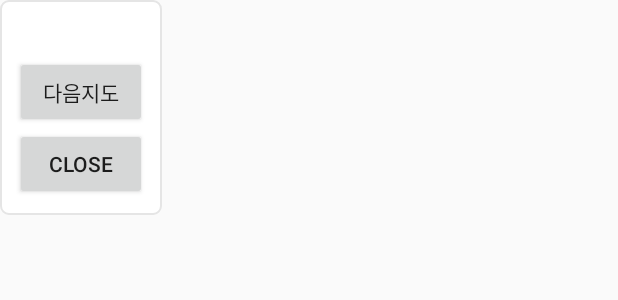
After one commit to DrKein/NaviHelper, an Android app: the layout show_app_toast.xml on its own in the app's theme, with its tools: preview values and no code run, on a phone screen of 412 x 824 dp. The commit adds this screen. Shown: the top 300 px of the screen. Run offline under Robolectric (Android 15) with nearby library versions, the phone set to English and light mode, and no system bars.

Commit message:
토스트 노출

```diff
--- a/app/src/main/AndroidManifest.xml
+++ b/app/src/main/AndroidManifest.xml
@@ -1,6 +1,8 @@
 <?xml version="1.0" encoding="utf-8"?>
 <manifest xmlns:android="http://schemas.android.com/apk/res/android"
           package="kein.navihelper">
+
+    <uses-permission android:name="android.permission.SYSTEM_ALERT_WINDOW"/>
 
     <application
         android:allowBackup="true"
@@ -16,8 +18,6 @@
             </intent-filter>
         </activity>
 
-
-
         <service android:name=".service.ClipboardListenerService" />
 
         <receiver android:name=".receiver.BootCompleteReceiver">
--- a/app/src/main/java/kein/navihelper/CallExternalApp.java
+++ b/app/src/main/java/kein/navihelper/CallExternalApp.java
@@ -16,8 +16,8 @@ import android.net.Uri;
 
 public class CallExternalApp {
 
-    public static void callDaumMap(Context ctx, String address) {
-        String url = "daummaps://search?q="+address;
+    public static void callDaumMap(Context ctx, String query) {
+        String url = "daummaps://search?q=" + query;
         callIntent(ctx, Uri.parse(url));
     }
 
--- a/app/src/main/java/kein/navihelper/ClipChangedListener.java
+++ b/app/src/main/java/kein/navihelper/ClipChangedListener.java
@@ -27,9 +27,7 @@ public class ClipChangedListener implements ClipboardManager.OnPrimaryClipChange
             String text = item.getText().toString();
 
             if(AddressDetector.isAddress(text)) {
-//                 ShowAppToast.show(mCtx, text);
-                CallExternalApp.callDaumMap(mCtx, text);
-
+                 ShowAppToast.show(mCtx, text);
             }
         }
     }
--- /dev/null
+++ b/app/src/main/res/drawable/toast_bg.xml
@@ -0,0 +1,17 @@
+<?xml version="1.0" encoding="utf-8"?>
+<layer-list xmlns:android="http://schemas.android.com/apk/res/android" >
+
+    <item>
+        <shape
+            android:shape="rectangle" >
+            <solid android:color="#fff" />
+
+            <stroke
+                android:width="1dp"
+                android:color="#e5e5e5" />
+
+            <corners android:radius="5dp" />
+        </shape>
+    </item>
+
+</layer-list>
--- /dev/null
+++ b/app/src/main/res/layout/show_app_toast.xml
@@ -0,0 +1,28 @@
+<?xml version="1.0" encoding="utf-8"?>
+<LinearLayout xmlns:android="http://schemas.android.com/apk/res/android"
+              android:orientation="vertical"
+              android:layout_width="wrap_content"
+              android:background="@drawable/toast_bg"
+              android:padding="10dp"
+              android:layout_height="wrap_content">
+
+    <TextView
+        android:id="@+id/tvText"
+        android:textSize="20sp"
+        android:textColor="#000"
+        android:layout_width="wrap_content"
+        android:layout_height="wrap_content"/>
+
+    <Button
+        android:id="@+id/btnDaumMap"
+        android:text="다음지도"
+        android:layout_width="wrap_content"
+        android:layout_height="wrap_content"/>
+
+    <Button
+        android:id="@+id/btnClose"
+        android:text="Close"
+        android:layout_width="wrap_content"
+        android:layout_height="wrap_content"/>
+
+</LinearLayout>
```
Also changed, not shown: app/src/main/java/kein/navihelper/MainActivity.java (+36 -0 lines), app/src/main/java/kein/navihelper/ShowAppToast.java (+67 -1 lines), app/src/main/java/kein/navihelper/tool/PermissionCheck.java (added, +20 -0 lines).
